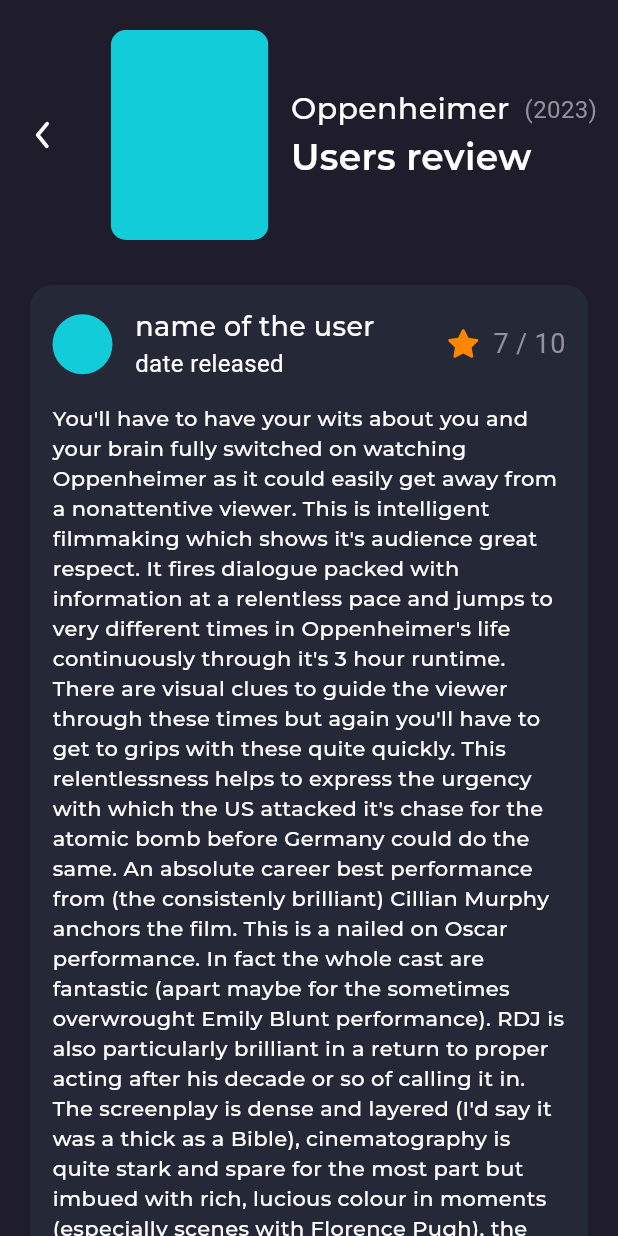
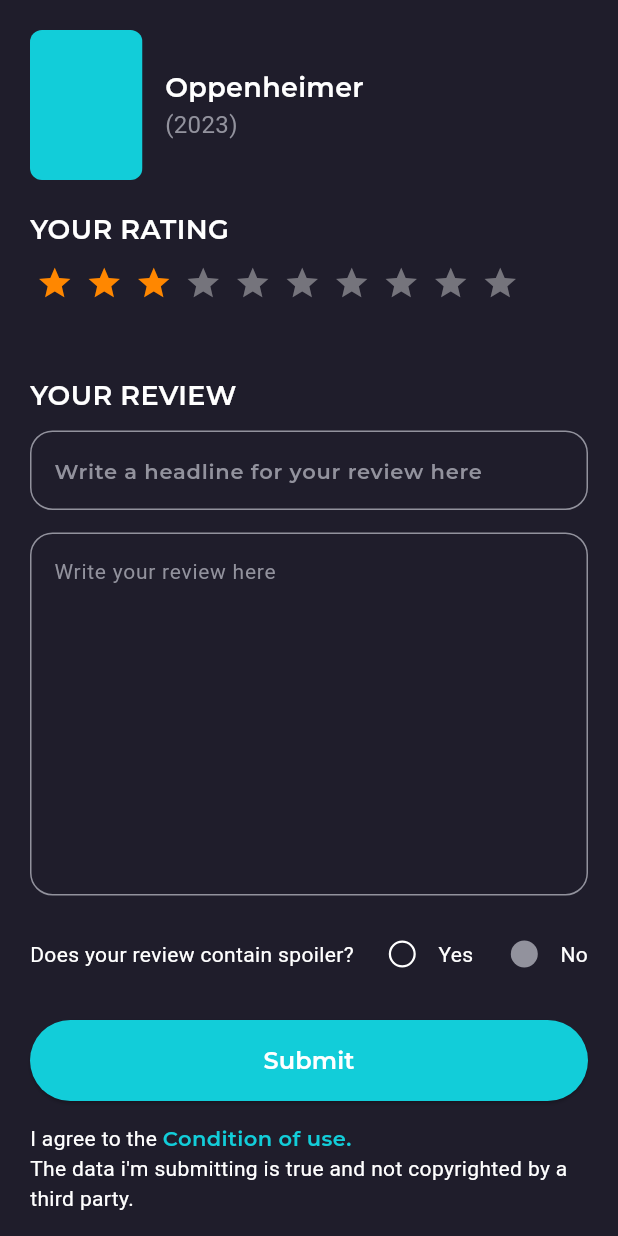
Before and after one commit to Mohammad-Nikmard/Cinemax, a Flutter app: the screen it shows after launch, on a phone screen of 412 x 824 dp. Run offline on Flutter 3.47's test engine with Material 3 defaults, Android fonts, the phone set to English and light mode, and no system bars; drawn by our look-alikes of flutter_rating_bar; our stand-ins replace cached_network_image, connectivity_plus, dartz, dio, dropdown_button2, equatable and 11 more; accounts and stored records are empty; generated files the repository leaves out were written again; Roboto replaces fonts that are missing (MR); project files that could hold a hidden picture were left out.

Commit message:
add post comment screen

```diff
--- a/lib/main.dart
+++ b/lib/main.dart
@@ -8,6 +8,7 @@ import 'package:cinemax/data/model/wishlist_cart.dart';
 import 'package:cinemax/theme/main_theme.dart';
 import 'package:cinemax/ui/comments_screen.dart';
 import 'package:cinemax/ui/intro%20screens/intro_dashboard.dart';
+import 'package:cinemax/ui/post_comment_screen.dart';
 import 'package:cinemax/ui/splash_screen.dart';
 import 'package:cinemax/util/app_manager.dart';
 import 'package:flutter/material.dart';
@@ -52,7 +53,7 @@ class MyApp extends StatelessWidget {
           //             SplashBloc()..add(CheckConnectionEvent()),
           //         child: const SplashScreen(),
           //       ),
-          home: CommentsScreen(),
+          home: const PostCommentScreen(),
         );
       },
     );
--- a/lib/ui/comments_screen.dart
+++ b/lib/ui/comments_screen.dart
@@ -1,8 +1,6 @@
 import 'package:cinemax/constants/color_constants.dart';
 import 'package:cinemax/util/query_handler.dart';
-import 'package:flutter/cupertino.dart';
 import 'package:flutter/material.dart';
-import 'package:flutter/widgets.dart';
 import 'package:flutter_svg/svg.dart';
 
 class CommentsScreen extends StatelessWidget {
@@ -15,17 +13,17 @@ class CommentsScreen extends StatelessWidget {
       body: SafeArea(
         child: CustomScrollView(
           slivers: [
-            SliverPadding(
-              padding: const EdgeInsets.only(bottom: 30),
-              sliver: const _CommentsHeader(),
+            const SliverPadding(
+              padding: EdgeInsets.only(bottom: 30),
+              sliver: _CommentsHeader(),
             ),
             SliverPadding(
               padding: const EdgeInsets.symmetric(horizontal: 20),
               sliver: SliverList(
                 delegate: SliverChildBuilderDelegate(
                   (context, index) {
-                    return Padding(
-                      padding: const EdgeInsets.only(bottom: 15),
+                    return const Padding(
+                      padding: EdgeInsets.only(bottom: 15),
                       child: _UserReview(),
                     );
                   },
@@ -60,13 +58,13 @@ class _UserReview extends StatelessWidget {
                 Row(
                   mainAxisAlignment: MainAxisAlignment.spaceBetween,
                   children: [
-                    Row(
+                    const Row(
                       children: [
                         CircleAvatar(
                           radius: 20,
                           backgroundColor: PrimaryColors.blueAccentColor,
                         ),
-                        const SizedBox(width: 15),
+                        SizedBox(width: 15),
                         Column(
                           crossAxisAlignment: CrossAxisAlignment.start,
                           children: [
@@ -100,7 +98,7 @@ class _UserReview extends StatelessWidget {
                           ),
                         ),
                         const SizedBox(width: 8),
-                        Text(
+                        const Text(
                           "7 / 10",
                           style: TextStyle(
                             fontFamily: "MR",
@@ -113,7 +111,7 @@ class _UserReview extends StatelessWidget {
                   ],
                 ),
                 const SizedBox(height: 15),
-                Text(
+                const Text(
                   "You'll have to have your wits about you and your brain fully switched on watching Oppenheimer as it could easily get away from a nonattentive viewer. This is intelligent filmmaking which shows it's audience great respect. It fires dialogue packed with information at a relentless pace and jumps to very different times in Oppenheimer's life continuously through it's 3 hour runtime. There are visual clues to guide the viewer through these times but again you'll have to get to grips with these quite quickly. This relentlessness helps to express the urgency with which the US attacked it's chase for the atomic bomb before Germany could do the same. An absolute career best performance from (the consistenly brilliant) Cillian Murphy anchors the film. This is a nailed on Oscar performance. In fact the whole cast are fantastic (apart maybe for the sometimes overwrought Emily Blunt performance). RDJ is also particularly brilliant in a return to proper acting after his decade or so of calling it in. The screenplay is dense and layered (I'd say it was a thick as a Bible), cinematography is quite stark and spare for the most part but imbued with rich, lucious colour in moments (especially scenes with Florence Pugh), the score is beautiful at times but mostly anxious and oppressive, adding to the relentless pacing. The 3 hour runtime flies by. All in all I found it an intense, taxing but highly rewarding watch. This is film making at it finest. A really great watch.",
                   style: TextStyle(
                     fontSize: 14,
@@ -156,8 +154,8 @@ class _CommentsHeader extends StatelessWidget {
               ),
             ),
             const SizedBox(width: 30),
-            ClipRRect(
-              borderRadius: const BorderRadius.all(
+            const ClipRRect(
+              borderRadius: BorderRadius.all(
                 Radius.circular(10),
               ),
               child: SizedBox(
@@ -169,7 +167,7 @@ class _CommentsHeader extends StatelessWidget {
               ),
             ),
             const SizedBox(width: 15),
-            Column(
+            const Column(
               crossAxisAlignment: CrossAxisAlignment.start,
               children: [
                 Row(
@@ -182,7 +180,7 @@ class _CommentsHeader extends StatelessWidget {
                         fontFamily: "MM",
                       ),
                     ),
-                    const SizedBox(width: 10),
+                    SizedBox(width: 10),
                     Text(
                       "(2023)",
                       style: TextStyle(
@@ -193,7 +191,7 @@ class _CommentsHeader extends StatelessWidget {
                     ),
                   ],
                 ),
-                const Text(
+                Text(
                   "Users review",
                   style: TextStyle(
                     fontSize: 24,
--- /dev/null
+++ b/lib/ui/post_comment_screen.dart
@@ -0,0 +1,308 @@
+import 'package:cinemax/constants/color_constants.dart';
+import 'package:cinemax/util/query_handler.dart';
+import 'package:flutter/material.dart';
+import 'package:flutter_rating_bar/flutter_rating_bar.dart';
+
+class PostCommentScreen extends StatefulWidget {
+  const PostCommentScreen({super.key});
+
+  @override
+  State<PostCommentScreen> createState() => _PostCommentScreenState();
+}
+
+class _PostCommentScreenState extends State<PostCommentScreen> {
+  final headlineController = TextEditingController();
+  final reviewController = TextEditingController();
+
+  bool hasSpoiler = false;
+  @override
+  Widget build(BuildContext context) {
+    return Scaffold(
+      backgroundColor: Theme.of(context).colorScheme.background,
+      body: SafeArea(
+        child: SingleChildScrollView(
+          child: Padding(
+            padding: const EdgeInsets.symmetric(horizontal: 20),
+            child: Column(
+              crossAxisAlignment: CrossAxisAlignment.start,
+              children: [
+                const _Header(),
+                const Text(
+                  "YOUR RATING",
+                  style: TextStyle(
+                    fontSize: 18,
+                    color: TextColors.whiteText,
+                    fontFamily: "MSB",
+                  ),
+                ),
+                const SizedBox(height: 10),
+                RatingBar.builder(
+                  initialRating: 3,
+                  minRating: 1,
+                  direction: Axis.horizontal,
+                  allowHalfRating: true,
+                  itemCount: 10,
+                  itemPadding: const EdgeInsets.symmetric(horizontal: 4.0),
+                  itemBuilder: (context, _) => const Icon(
+                    Icons.star,
+                    color: SecondaryColors.orangeColor,
+                  ),
+                  onRatingUpdate: (rating) {
+                    print(rating);
+                  },
+                  itemSize: 25,
+                  glowColor: SecondaryColors.orangeColor,
+                  glowRadius: 0.5,
+                ),
+                const SizedBox(height: 50),
+                const Text(
+                  "YOUR REVIEW",
+                  style: TextStyle(
+                    fontSize: 18,
+                    color: TextColors.whiteText,
+                    fontFamily: "MSB",
+                  ),
+                ),
+                const SizedBox(height: 10),
+                TextField(
+                  style: const TextStyle(
+                    color: TextColors.whiteText,
+                    fontFamily: "MSB",
+                    fontSize: 14,
+                  ),
+                  controller: headlineController,
+                  decoration: const InputDecoration(
+                    hintText: "Write a headline for your review here",
+                    hintStyle:
+                        TextStyle(color: TextColors.greyText, fontSize: 14),
+                    enabledBorder: OutlineInputBorder(
+                      borderSide: BorderSide(
+                        width: 1,
+                        color: TextColors.greyText,
+                      ),
+                      borderRadius: BorderRadius.all(
+                        Radius.circular(15),
+                      ),
+                    ),
+                    focusedBorder: OutlineInputBorder(
+                      borderSide: BorderSide(
+                        width: 1,
+                        color: TextColors.greyText,
+                      ),
+                      borderRadius: BorderRadius.all(
+                        Radius.circular(15),
+                      ),
+                    ),
+                  ),
+                ),
+                const SizedBox(height: 15),
+                TextField(
+                  maxLines: 10,
+                  style: const TextStyle(
+                    color: TextColors.whiteText,
+                    fontFamily: "MR",
+                    fontSize: 14,
+                  ),
+                  controller: reviewController,
+                  decoration: const InputDecoration(
+                    hintText: "Write your review here",
+                    hintStyle:
+                        TextStyle(color: TextColors.greyText, fontSize: 14),
+                    enabledBorder: OutlineInputBorder(
+                      borderSide: BorderSide(
+                        width: 1,
+                        color: TextColors.greyText,
+                      ),
+                      borderRadius: BorderRadius.all(
+                        Radius.circular(15),
+                      ),
+                    ),
+                    focusedBorder: OutlineInputBorder(
+                      borderSide: BorderSide(
+                        width: 1,
+                        color: TextColors.greyText,
+                      ),
+                      borderRadius: BorderRadius.all(
+                        Radius.circular(15),
+                      ),
+                    ),
+                  ),
+                ),
+                const SizedBox(height: 15),
+                Row(
+                  mainAxisAlignment: MainAxisAlignment.spaceBetween,
+                  children: [
+                    SizedBox(
+                      width: MediaQueryHandler.screenWidth(context) - 190,
+                      child: const Text(
+                        "Does your review contain spoiler? ",
+                        style: TextStyle(
+                          fontFamily: "MR",
+                          fontSize: 14,
+                          color: TextColors.whiteText,
+                        ),
+                      ),
+                    ),
+                    Row(
+                      children: [
+                        Row(
+                          children: [
+                            Checkbox(
+                              side: const BorderSide(
+                                  width: 1.5, color: TextColors.whiteText),
+                              shape: const CircleBorder(),
+                              checkColor: Colors.transparent,
+                              activeColor: TextColors.greyText,
+                              value: hasSpoiler,
+                              onChanged: (value) {
+                                setState(() {
+                                  hasSpoiler = true;
+                                });
+                              },
+                            ),
+                            const Text(
+                              "Yes",
+                              style: TextStyle(
+                                fontSize: 14,
+                                fontFamily: "MR",
+                                color: TextColors.whiteText,
+                              ),
+                            ),
+                          ],
+                        ),
+                        const SizedBox(width: 10),
+                        Row(
+                          children: [
+                            Checkbox(
+                              side: const BorderSide(
+                                  width: 1.5, color: TextColors.whiteText),
+                              shape: const CircleBorder(),
+                              checkColor: Colors.transparent,
+                              activeColor: TextColors.greyText,
+                              value: hasSpoiler ? false : true,
+                              onChanged: (value) {
+                                setState(() {
+                                  hasSpoiler = false;
+                                });
+                              },
+                            ),
+                            const Text(
+                              "No",
+                              style: TextStyle(
+                                fontSize: 14,
+                                fontFamily: "MR",
+                                color: TextColors.whiteText,
+                              ),
+                            ),
+                          ],
+                        ),
+                      ],
+                    ),
+                  ],
+                ),
+                const SizedBox(height: 20),
+                SizedBox(
+                  height: 54,
+                  width: MediaQueryHandler.screenWidth(context),
+                  child: ElevatedButton(
+                    onPressed: () {},
+                    child: const Text(
+                      "Submit",
+                      style: TextStyle(
+                        color: TextColors.whiteText,
+                        fontSize: 16,
+                        fontFamily: "MSB",
+                      ),
+                    ),
+                  ),
+                ),
+                const SizedBox(height: 15),
+                const Column(
+                  children: [
+                    Row(
+                      children: [
+                        Text(
+                          "I agree to the ",
+                          style: TextStyle(
+                            color: TextColors.whiteText,
+                            fontSize: 14,
+                            fontFamily: "MR",
+                          ),
+                        ),
+                        Text(
+                          "Condition of use.",
+                          style: TextStyle(
+                            color: PrimaryColors.blueAccentColor,
+                            fontSize: 14,
+                            fontFamily: "MSB",
+                          ),
+                        ),
+                      ],
+                    ),
+                    Text(
+                      "The data i'm submitting is true and not copyrighted by a third party.",
+                      style: TextStyle(
+                        color: TextColors.whiteText,
+                        fontSize: 14,
+                        fontFamily: "MR",
+                      ),
+                    ),
+                  ],
+                ),
+              ],
+            ),
+          ),
+        ),
+      ),
+    );
+  }
+}
+
+class _Header extends StatelessWidget {
+  const _Header({super.key});
+
+  @override
+  Widget build(BuildContext context) {
+    return const Padding(
+      padding: EdgeInsets.only(top: 20, bottom: 20),
+      child: Row(
+        children: [
+          ClipRRect(
+            borderRadius: BorderRadius.all(
+              Radius.circular(8),
+            ),
+            child: SizedBox(
+              height: 100,
+              width: 75,
+              child: ColoredBox(
+                color: PrimaryColors.blueAccentColor,
+              ),
+            ),
+          ),
+          SizedBox(width: 15),
+          Column(
+            crossAxisAlignment: CrossAxisAlignment.start,
+            children: [
+              Text(
+                "Oppenheimer",
+                style: TextStyle(
+                  fontFamily: "MSB",
+                  fontSize: 18,
+                  color: TextColors.whiteText,
+                ),
+              ),
+              Text(
+                "(2023)",
+                style: TextStyle(
+                  fontFamily: "MR",
+                  fontSize: 16,
+                  color: TextColors.greyText,
+                ),
+              ),
+            ],
+          ),
+        ],
+      ),
+    );
+  }
+}
--- a/lib/widgets/comment_section.dart
+++ b/lib/widgets/comment_section.dart
@@ -17,11 +17,11 @@ class _CommentSectionState extends State<CommentSection> {
   Widget build(BuildContext context) {
     return AnimatedContainer(
       duration: const Duration(milliseconds: 300),
-      margin: EdgeInsets.symmetric(horizontal: 20),
-      padding: EdgeInsets.symmetric(horizontal: 20, vertical: 15),
+      margin: const EdgeInsets.symmetric(horizontal: 20),
+      padding: const EdgeInsets.symmetric(horizontal: 20, vertical: 15),
       width: MediaQueryHandler.screenWidth(context),
       height: containerHeight,
-      decoration: BoxDecoration(
+      decoration: const BoxDecoration(
         color: PrimaryColors.softColor,
         borderRadius: BorderRadius.all(
           Radius.circular(15),
@@ -29,14 +29,13 @@ class _CommentSectionState extends State<CommentSection> {
       ),
       child: LayoutBuilder(
         builder: ((context, constraints) {
-          print("this is height : ${constraints.maxHeight}");
           return Column(
             crossAxisAlignment: CrossAxisAlignment.start,
             mainAxisSize: MainAxisSize.min,
             children: [
               Row(
                 children: [
-                  ClipRRect(
+                  const ClipRRect(
                     borderRadius: BorderRadius.all(
                       Radius.circular(3),
                     ),
@@ -47,7 +46,7 @@ class _CommentSectionState extends State<CommentSection> {
                     ),
                   ),
                   const SizedBox(width: 10),
-                  Text(
+                  const Text(
                     "Comments",
                     style: TextStyle(
                       fontFamily: "MSB",
@@ -67,7 +66,7 @@ class _CommentSectionState extends State<CommentSection> {
               Row(
                 mainAxisAlignment: MainAxisAlignment.spaceBetween,
                 children: [
-                  Text(
+                  const Text(
                     "title",
                     style: TextStyle(
                       fontSize: 18,
@@ -85,7 +84,7 @@ class _CommentSectionState extends State<CommentSection> {
                         ),
                       ),
                       const SizedBox(width: 8),
-                      Text(
+                      const Text(
                         "7 / 10",
                         style: TextStyle(
                           fontFamily: "MR",
@@ -98,7 +97,7 @@ class _CommentSectionState extends State<CommentSection> {
                 ],
               ),
               const SizedBox(height: 15),
-              Flexible(
+              const Flexible(
                 child: Text(
                   "The story is presented really well and through the eyes of Oppenheimer. 90% of the movie feels like a flashback scene which though looks really cool, doesn't actually feel like something I would watch again. As in classic Nolan style 3 timelines are running simultaneously - before the atom bomb dropped, after and the present. I feel like this could have been handled better especially in the second half of the movie. The two main events in the movies the bomb explosion and the last act felt underwhelming. Actually the bomb explosion scene for which everyone was waiting so intently for was underwhelming beyond belief - Nolan should have used CGI 100%, it looked like an explosion from the 90s. There were so many characters and sub-stories that it felt like someone compressed an entire tv series into a 3 hour long movie.",
                   style: TextStyle(
--- a/pubspec.yaml
+++ b/pubspec.yaml
@@ -39,6 +39,7 @@ dependencies:
   image_picker: ^1.0.7
   path_provider: ^2.1.2
 
+  flutter_rating_bar: ^4.0.1
 
 
 
@@ -52,13 +53,15 @@ dev_dependencies:
   build_runner: ^2.4.8
   flutter_launcher_icons: ^0.13.1
 
+  flutter_lints: ^3.0.0
+
 flutter_launcher_icons:
   android: "launcher_icon"
   ios: true
   image_path: "assets/icon/icon.png"
   min_sdk_android: 21
 
-  flutter_lints: ^3.0.0
+
 
 
 flutter:
```
Also changed, not shown: pubspec.lock.
